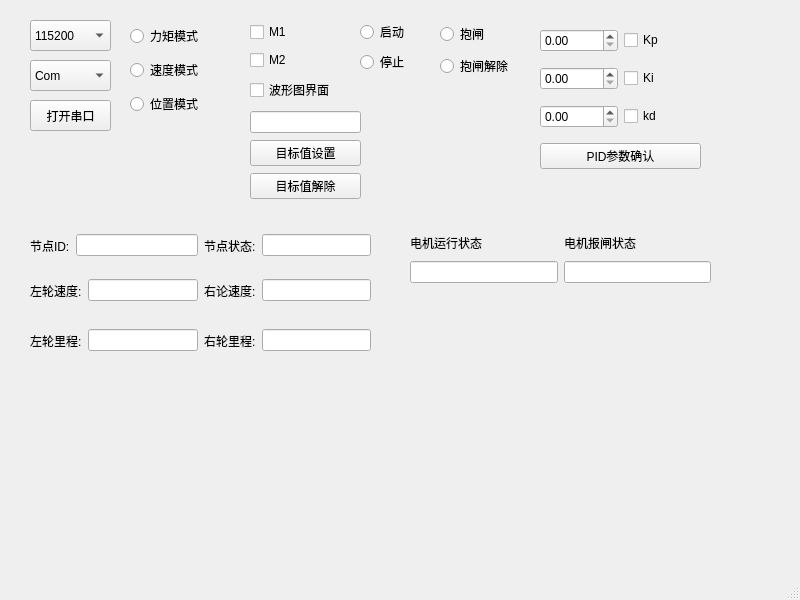
zagerx/ProtocolV4, file uavcan/MotorAsst/ui/main.ui: the form before one commit.
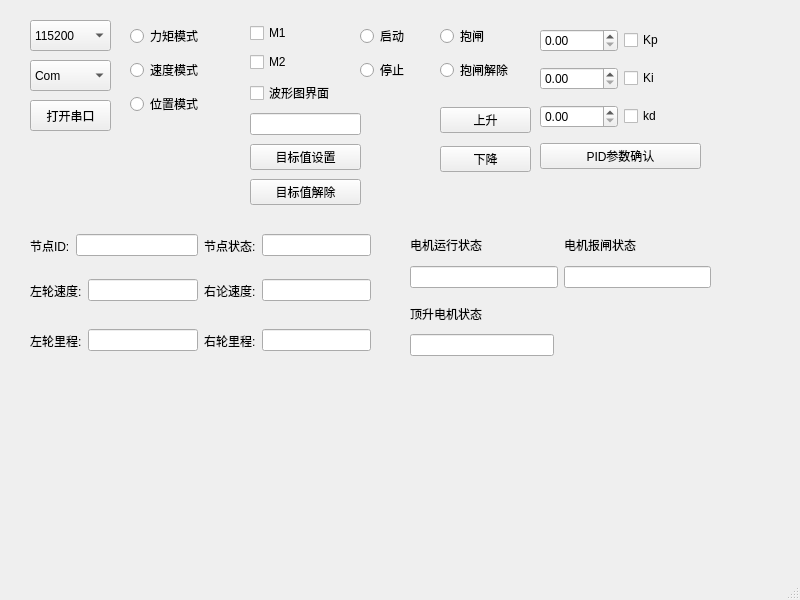
The form after the commit.

Commit message: 集成MovableAddons.1.0协议到UI界面,增加顶升电机升降功能

The edit to the form file:
```diff
--- a/uavcan/MotorAsst/ui/main.ui
+++ b/uavcan/MotorAsst/ui/main.ui
@@ -106,7 +106,7 @@
       <x>360</x>
       <y>20</y>
       <width>71</width>
-      <height>56</height>
+      <height>66</height>
      </rect>
     </property>
     <layout class="QVBoxLayout" name="verticalLayout_2">
@@ -131,8 +131,8 @@
      <rect>
       <x>250</x>
       <y>20</y>
-      <width>101</width>
-      <height>86</height>
+      <width>102</width>
+      <height>89</height>
      </rect>
     </property>
     <layout class="QVBoxLayout" name="verticalLayout_3">
@@ -165,7 +165,7 @@
       <x>250</x>
       <y>110</y>
       <width>111</width>
-      <height>91</height>
+      <height>101</height>
      </rect>
     </property>
     <layout class="QVBoxLayout" name="verticalLayout_4">
@@ -392,8 +392,8 @@
      <rect>
       <x>440</x>
       <y>20</y>
-      <width>81</width>
-      <height>61</height>
+      <width>87</width>
+      <height>66</height>
      </rect>
     </property>
     <layout class="QVBoxLayout" name="verticalLayout_6">
@@ -419,7 +419,7 @@
       <x>410</x>
       <y>230</y>
       <width>301</width>
-      <height>53</height>
+      <height>58</height>
      </rect>
     </property>
     <layout class="QHBoxLayout" name="horizontalLayout_8">
@@ -453,6 +453,54 @@
      </item>
     </layout>
    </widget>
+   <widget class="QWidget" name="verticalLayoutWidget_7">
+    <property name="geometry">
+     <rect>
+      <x>440</x>
+      <y>100</y>
+      <width>91</width>
+      <height>81</height>
+     </rect>
+    </property>
+    <layout class="QVBoxLayout" name="verticalLayout_9">
+     <item>
+      <widget class="QPushButton" name="pushButton_4">
+       <property name="text">
+        <string>上升</string>
+       </property>
+      </widget>
+     </item>
+     <item>
+      <widget class="QPushButton" name="pushButton_5">
+       <property name="text">
+        <string>下降</string>
+       </property>
+      </widget>
+     </item>
+    </layout>
+   </widget>
+   <widget class="QWidget" name="layoutWidget">
+    <property name="geometry">
+     <rect>
+      <x>410</x>
+      <y>300</y>
+      <width>144</width>
+      <height>56</height>
+     </rect>
+    </property>
+    <layout class="QVBoxLayout" name="verticalLayout_10">
+     <item>
+      <widget class="QLabel" name="label_3">
+       <property name="text">
+        <string>顶升电机状态</string>
+       </property>
+      </widget>
+     </item>
+     <item>
+      <widget class="QLineEdit" name="lineEdit_4"/>
+     </item>
+    </layout>
+   </widget>
   </widget>
   <widget class="QStatusBar" name="statusbar"/>
  </widget>
```
The commit also changes 5 other files.
